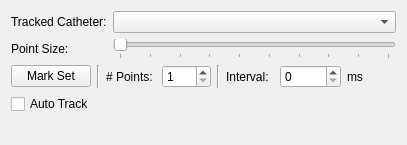
First picture: the form in Plugins/CathHistory/CathHistory.ui, repository pengwg/vurtigo, before the edit.
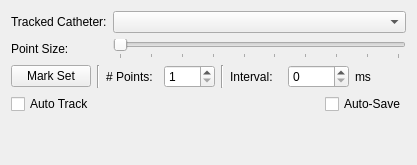
Second picture: the form after the edit.

Commit message:
Added auto-save feature in CathHistory + more user feedback
Analysis:

We wanted to be able to save the marked points directly to the file specified
by the 3D point object we were marking to.

Resolution:

Added an auto-save checkbox the user can use to have the marked points save not
only in the 3D point object but directly to disk as well.
If no filename was specified for the 3D point object to save to, we alert the user
and do not save until a filename has been provided.

BugID: 753
Reviewed by:

```diff
--- a/Plugins/CathHistory/CathHistory.ui
+++ b/Plugins/CathHistory/CathHistory.ui
@@ -6,8 +6,8 @@
    <rect>
     <x>0</x>
     <y>0</y>
-    <width>407</width>
-    <height>139</height>
+    <width>417</width>
+    <height>163</height>
    </rect>
   </property>
   <property name="windowTitle">
@@ -31,13 +31,6 @@
      </property>
     </widget>
    </item>
-   <item row="5" column="0">
-    <widget class="QCheckBox" name="cathAutoTrackCheckBox">
-     <property name="text">
-      <string>Auto Track</string>
-     </property>
-    </widget>
-   </item>
    <item row="1" column="0">
     <widget class="QLabel" name="label_2">
      <property name="text">
@@ -67,7 +60,7 @@
      </property>
     </widget>
    </item>
-   <item row="3" column="0" colspan="2">
+   <item row="2" column="0" colspan="2">
     <layout class="QHBoxLayout" name="horizontalLayout">
      <item>
       <widget class="QPushButton" name="markButton">
@@ -139,12 +132,54 @@
      </item>
     </layout>
    </item>
-   <item row="6" column="0" colspan="2">
-    <widget class="QLabel" name="savedLabel">
-     <property name="text">
-      <string/>
-     </property>
-    </widget>
+   <item row="3" column="0" colspan="2">
+    <layout class="QHBoxLayout" name="horizontalLayout_3">
+     <item>
+      <widget class="QCheckBox" name="cathAutoTrackCheckBox">
+       <property name="text">
+        <string>Auto Track</string>
+       </property>
+      </widget>
+     </item>
+     <item>
+      <spacer name="horizontalSpacer">
+       <property name="orientation">
+        <enum>Qt::Horizontal</enum>
+       </property>
+       <property name="sizeHint" stdset="0">
+        <size>
+         <width>40</width>
+         <height>20</height>
+        </size>
+       </property>
+      </spacer>
+     </item>
+     <item>
+      <widget class="QCheckBox" name="autoSaveBox">
+       <property name="text">
+        <string>Auto-Save</string>
+       </property>
+      </widget>
+     </item>
+    </layout>
+   </item>
+   <item row="4" column="0" colspan="2">
+    <layout class="QVBoxLayout" name="verticalLayout">
+     <item>
+      <widget class="QLabel" name="savedLabel">
+       <property name="text">
+        <string/>
+       </property>
+      </widget>
+     </item>
+     <item>
+      <widget class="QLabel" name="filenameLabel">
+       <property name="text">
+        <string/>
+       </property>
+      </widget>
+     </item>
+    </layout>
    </item>
   </layout>
  </widget>
```
The commit also changes 3 other files.
